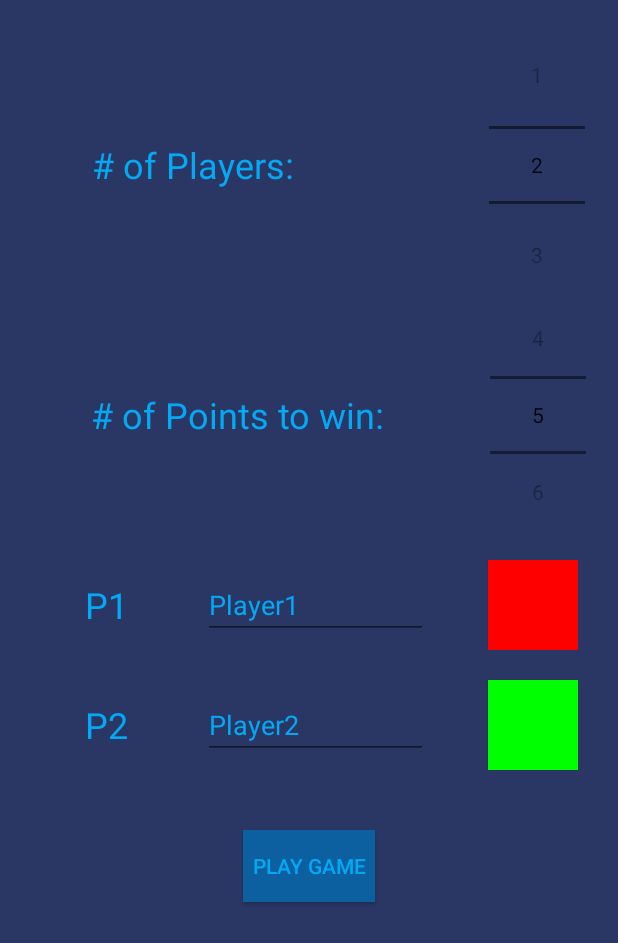
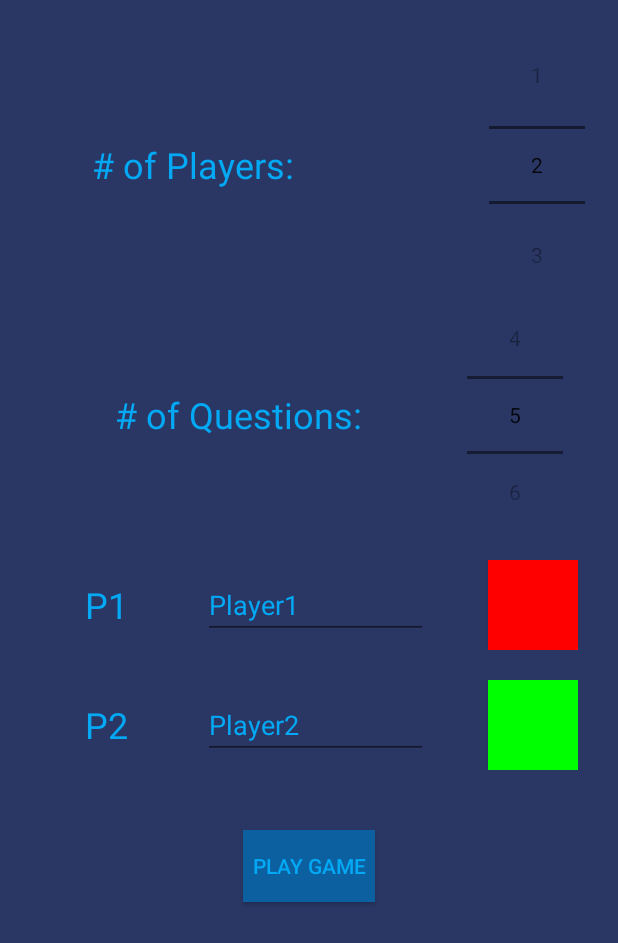
Before and after one commit to Mookiies/Quandom, an Android app: the PlayerSelectionActivity screen opened directly, with no data from a screen before it, on a phone screen of 412 x 824 dp. Shown: the top 943 px of the screen. Run offline under Robolectric (Android 15) with nearby library versions, the phone set to English and light mode, and no system bars; our stand-ins replace Volley.

Commit message:
Change Text to number of questions

```diff
--- a/app/src/main/res/values/strings.xml
+++ b/app/src/main/res/values/strings.xml
@@ -1,7 +1,7 @@
 <resources>
     <string name="app_name">Quandom</string>
     <string name="player_selection_title"># of Players:</string>
-    <string name="point_selection_title"># of Points to win:</string>
+    <string name="point_selection_title"># of Questions:</string>
     <string name="quick_play_text">QUICK PLAY</string>
     <string name="custom_play_text">CUSTOM PLAY</string>
     <string name="p1">P1</string>
```
